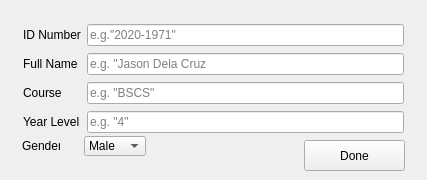
Qt form addwindow.ui (uvwbermudo/SIS-Project) before a commit.
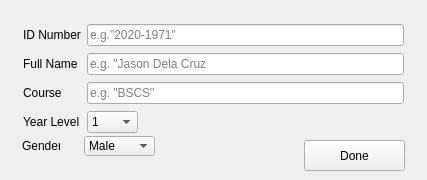
The same form after that commit.

```diff
--- a/addwindow.ui
+++ b/addwindow.ui
@@ -49,7 +49,7 @@
      <rect>
       <x>84</x>
       <y>136</y>
-      <width>62</width>
+      <width>71</width>
       <height>20</height>
      </rect>
     </property>
@@ -99,13 +99,6 @@
        </property>
       </widget>
      </item>
-     <item row="3" column="1">
-      <widget class="QLineEdit" name="yearField">
-       <property name="placeholderText">
-        <string>e.g. &quot;4&quot;</string>
-       </property>
-      </widget>
-     </item>
      <item row="0" column="1">
       <widget class="QLineEdit" name="idField">
        <property name="placeholderText">
@@ -148,6 +141,47 @@
        </property>
       </widget>
      </item>
+     <item row="3" column="1">
+      <widget class="QComboBox" name="yearField">
+       <property name="minimumSize">
+        <size>
+         <width>51</width>
+         <height>0</height>
+        </size>
+       </property>
+       <property name="maximumSize">
+        <size>
+         <width>51</width>
+         <height>16777215</height>
+        </size>
+       </property>
+       <item>
+        <property name="text">
+         <string>1</string>
+        </property>
+       </item>
+       <item>
+        <property name="text">
+         <string>2</string>
+        </property>
+       </item>
+       <item>
+        <property name="text">
+         <string>3</string>
+        </property>
+       </item>
+       <item>
+        <property name="text">
+         <string>4</string>
+        </property>
+       </item>
+       <item>
+        <property name="text">
+         <string>5</string>
+        </property>
+       </item>
+      </widget>
+     </item>
     </layout>
    </widget>
   </widget>
```
Left out of the diff: 1 changed line with no effect on the pictures.
